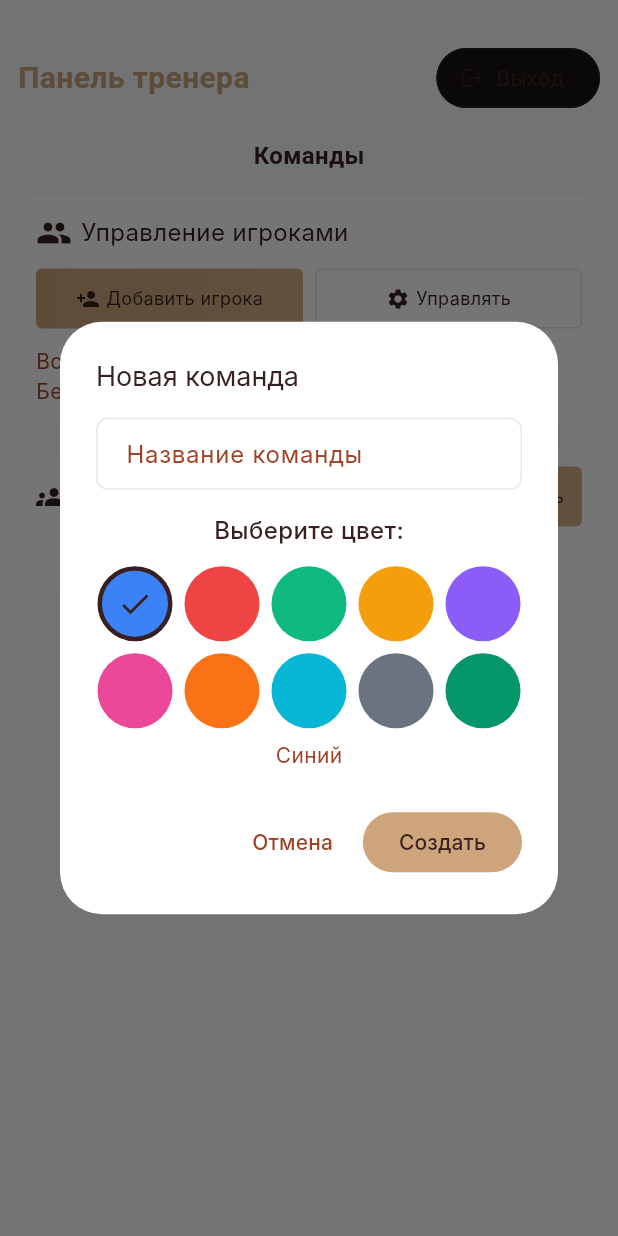
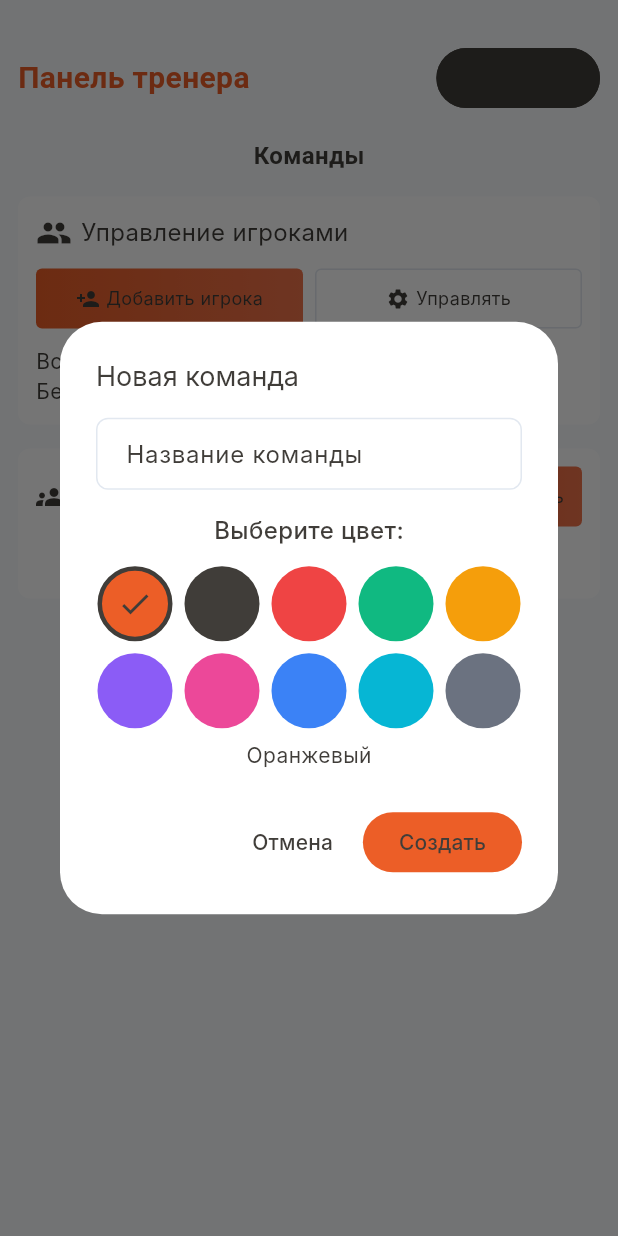
Before and after one commit to kiteatkit/mobile_app, a Flutter app: the CoachDashboardPage screen opened by its route, after a tap on "Добавить", on a phone screen of 412 x 824 dp. Run offline on Flutter 3.47's test engine with Material 3 defaults, Android fonts, the phone set to English and light mode, and no system bars; our stand-ins replace freezed_annotation, go_router, image_picker, mask_text_input_formatter, supabase_flutter, syncfusion_flutter_datagrid; accounts and stored records are empty; Roboto replaces fonts that are missing (Inter, Sangha Kali).

Commit message:
feat: все рыже карее

```diff
--- a/lib/pages/coach_dashboard_page.dart
+++ b/lib/pages/coach_dashboard_page.dart
@@ -22,20 +22,20 @@ class _CoachDashboardPageState extends State<CoachDashboardPage> {
   List<Player> players = [];
   Map<String, double> groupAttendancePercentages = {};
   final nameCtrl = TextEditingController();
-  String selectedColor = '#3B82F6';
+  String selectedColor = '#EC5E27';
 
   // Предустановленные цвета для команд
   static const List<Map<String, dynamic>> predefinedColors = [
-    {'name': 'Синий', 'value': '#3B82F6'},
+    {'name': 'Оранжевый', 'value': '#EC5E27'},
+    {'name': 'Коричневый', 'value': '#403D39'},
     {'name': 'Красный', 'value': '#EF4444'},
     {'name': 'Зеленый', 'value': '#10B981'},
     {'name': 'Желтый', 'value': '#F59E0B'},
     {'name': 'Фиолетовый', 'value': '#8B5CF6'},
     {'name': 'Розовый', 'value': '#EC4899'},
-    {'name': 'Оранжевый', 'value': '#F97316'},
+    {'name': 'Синий', 'value': '#3B82F6'},
     {'name': 'Бирюзовый', 'value': '#06B6D4'},
     {'name': 'Серый', 'value': '#6B7280'},
-    {'name': 'Изумрудный', 'value': '#059669'},
   ];
 
   // Контроллеры для добавления игрока
@@ -146,7 +146,7 @@ class _CoachDashboardPageState extends State<CoachDashboardPage> {
   Widget build(BuildContext context) {
     if (loading) {
       return const Scaffold(
-        backgroundColor: Color(0xFF0F0C0B),
+        backgroundColor: Color(0xFF403D39),
         body: Center(child: CircularProgressIndicator()),
       );
     }
@@ -180,9 +180,9 @@ class _CoachDashboardPageState extends State<CoachDashboardPage> {
                               style: OutlinedButton.styleFrom(
                                 foregroundColor: UI.textPrimary,
                                 side: const BorderSide(
-                                  color: Color(0xFF24201E),
+                                  color: Color(0xFF403D39),
                                 ),
-                                backgroundColor: const Color(0xFF171412),
+                                backgroundColor: const Color(0xFF403D39),
                               ),
                               onPressed: () => context.go('/'),
                               icon: const Icon(Icons.logout, size: 16),
@@ -213,8 +213,8 @@ class _CoachDashboardPageState extends State<CoachDashboardPage> {
                         OutlinedButton.icon(
                           style: OutlinedButton.styleFrom(
                             foregroundColor: UI.textPrimary,
-                            side: const BorderSide(color: Color(0xFF24201E)),
-                            backgroundColor: const Color(0xFF171412),
+                            side: const BorderSide(color: Color(0xFF403D39)),
+                            backgroundColor: const Color(0xFF403D39),
                           ),
                           onPressed: () => context.go('/'),
                           icon: const Icon(Icons.logout, size: 16),
@@ -573,7 +573,7 @@ class _CoachDashboardPageState extends State<CoachDashboardPage> {
                                                   ),
                                                   PopupMenuButton<String>(
                                                     color: const Color(
-                                                      0xFF171412,
+                                                      0xFF403D39,
                                                     ),
                                                     icon: const Icon(
                                                       Icons.more_vert,
@@ -627,7 +627,7 @@ class _CoachDashboardPageState extends State<CoachDashboardPage> {
                                                                 const Icon(
                                                                   Icons.person,
                                                                   color: Color(
-                                                                    0xFFFF8A00,
+                                                                    0xFFEC5E27,
                                                                   ),
                                                                 ),
                                                                 const SizedBox(
@@ -644,7 +644,7 @@ class _CoachDashboardPageState extends State<CoachDashboardPage> {
                                                                   'Игроков',
                                                                   style: TextStyle(
                                                                     color: Color(
-                                                                      0xFF9A9A9A,
+                                                                      0xFF403D39,
                                                                     ),
                                                                     fontSize:
                                                                         12,
@@ -675,7 +675,7 @@ class _CoachDashboardPageState extends State<CoachDashboardPage> {
                                                                   'Посещаемость',
                                                                   style: TextStyle(
                                                                     color: Color(
-                                                                      0xFF9A9A9A,
+                                                                      0xFF403D39,
                                                                     ),
                                                                     fontSize:
                                                                         12,
@@ -697,7 +697,7 @@ class _CoachDashboardPageState extends State<CoachDashboardPage> {
                                                             Icon(
                                                               Icons.person,
                                                               color: Color(
-                                                                0xFFFF8A00,
+                                                                0xFFEC5E27,
                                                               ),
                                                             ),
                                                             SizedBox(height: 4),
@@ -716,7 +716,7 @@ class _CoachDashboardPageState extends State<CoachDashboardPage> {
                                                               'Игроков',
                                                               style: TextStyle(
                                                                 color: Color(
-                                                                  0xFF9A9A9A,
+                                                                  0xFF403D39,
                                                                 ),
                                                                 fontSize: 12,
                                                               ),
@@ -748,7 +748,7 @@ class _CoachDashboardPageState extends State<CoachDashboardPage> {
                                                               'Посещаемость',
                                                               style: TextStyle(
                                                                 color: Color(
-                                                                  0xFF9A9A9A,
+                                                                  0xFF403D39,
                                                                 ),
                                                                 fontSize: 12,
                                                               ),
@@ -779,7 +779,7 @@ class _CoachDashboardPageState extends State<CoachDashboardPage> {
                                                         Icons.military_tech,
                                                         size: 14,
                                                         color: Color(
-                                                          0xFFFF8A00,
+                                                          0xFFEC5E27,
                                                         ),
                                                       ),
                                                       const SizedBox(width: 4),
@@ -793,11 +793,11 @@ class _CoachDashboardPageState extends State<CoachDashboardPage> {
                                                       const SizedBox(width: 4),
                                                       Expanded(
                                                         child: Text(
-                                                          '${members.first.name} • ${members.first.total_points} очков за месяц',
-                                                          style:
-                                                              const TextStyle(
+                                                              '${members.first.name} • ${members.first.total_points} очков за месяц',
+                                                              style:
+                                                                  const TextStyle(
                                                                 color: Color(
-                                                                  0xFF9A9A9A,
+                                                                  0xFF403D39,
                                                                 ),
                                                                 fontSize: 12,
                                                               ),
@@ -830,13 +830,13 @@ class _CoachDashboardPageState extends State<CoachDashboardPage> {
 
   Color _parseColor(String hex) {
     final value =
-        int.tryParse(hex.replaceFirst('#', ''), radix: 16) ?? 0x3B82F6;
+        int.tryParse(hex.replaceFirst('#', ''), radix: 16) ?? 0xEC5E27;
     return Color(0xFF000000 | value);
   }
 
   Future<void> _openCreateGroupDialog() async {
     nameCtrl.clear();
-    selectedColor = '#3B82F6';
+    selectedColor = '#EC5E27';
     await showDialog(
       context: context,
       builder: (context) => StatefulBuilder(
--- a/lib/pages/player_dashboard_page.dart
+++ b/lib/pages/player_dashboard_page.dart
@@ -1115,7 +1115,7 @@ class _RankingRow extends StatelessWidget {
 
   Color _parseColor(String hex) {
     final value =
-        int.tryParse(hex.replaceFirst('#', ''), radix: 16) ?? 0x3B82F6;
+        int.tryParse(hex.replaceFirst('#', ''), radix: 16) ?? 0xEC5E27;
     return Color(0xFF000000 | value);
   }
 }
--- a/lib/ui/ui_constants.dart
+++ b/lib/ui/ui_constants.dart
@@ -8,27 +8,23 @@ class UI {
   static const Color border = Color(0xFFE2E8F0); // Светлые границы
   static const Color surface = Color(0xFFF1F5F9); // Поверхность для акцентов
 
-  // Коричневая цветовая палитра
-  static const Color primary = Color(0xFFCDA47B); // Светло-коричневый основной
-  static const Color primaryGlow = Color(0xFFD4B08A); // Светлый коричневый
-  static const Color secondary = Color(
-    0xFF9F4125,
-  ); // Темно-коричневый для текста
-  static const Color accent = Color(0xFFCDA47B); // Коричневый акцент
+  // Новая цветовая палитра с акцентами #EC5E27 и #403D39
+  static const Color primary = Color(0xFFEC5E27); // Оранжевый основной
+  static const Color primaryGlow = Color(0xFFF0734A); // Светлый оранжевый
+  static const Color secondary = Color(0xFF403D39); // Темно-коричневый для текста
+  static const Color accent = Color(0xFFEC5E27); // Оранжевый акцент
   static const Color success = Color(0xFF48BB78); // Зеленый успех
-  static const Color warning = Color(
-    0xFF9F4125,
-  ); // Темно-коричневое предупреждение
+  static const Color warning = Color(0xFFEC5E27); // Оранжевое предупреждение
   static const Color info = Color(0xFF4299E1); // Синяя информация
 
-  static const Color muted = Color(0xFF9F4125); // Приглушенный текст
+  static const Color muted = Color(0xFF403D39); // Приглушенный текст
   static const Color white = Colors.white;
-  static const Color black = Color(0xFF382020); // Очень темно-коричневый текст
+  static const Color black = Color(0xFF403D39); // Темно-коричневый текст
 
   // Текстовые цвета для лучшей читаемости
-  static const Color textPrimary = Color(0xFF382020); // Основной текст
-  static const Color textSecondary = Color(0xFF9F4125); // Вторичный текст
-  static const Color textMuted = Color(0xFF9F4125); // Приглушенный текст
+  static const Color textPrimary = Color(0xFF403D39); // Основной текст
+  static const Color textSecondary = Color(0xFF403D39); // Вторичный текст
+  static const Color textMuted = Color(0xFF403D39); // Приглушенный текст
 
   // Радиусы
   static const double radiusLg = 8;
@@ -58,21 +54,21 @@ class UI {
 
   // Тени
   static const BoxShadow cardShadow = BoxShadow(
-    color: Color(0x0A382020),
+    color: Color(0x0A403D39),
     blurRadius: 20,
     offset: Offset(0, 4),
     spreadRadius: 0,
   );
 
   static const BoxShadow cardShadowHover = BoxShadow(
-    color: Color(0x14382020),
+    color: Color(0x14403D39),
     blurRadius: 30,
     offset: Offset(0, 8),
     spreadRadius: 0,
   );
 
   static const BoxShadow buttonShadow = BoxShadow(
-    color: Color(0x1A382020),
+    color: Color(0x1A403D39),
     blurRadius: 12,
     offset: Offset(0, 4),
     spreadRadius: 0,
--- a/lib/widgets/group_selection_dialog.dart
+++ b/lib/widgets/group_selection_dialog.dart
@@ -127,7 +127,7 @@ class _GroupOption extends StatelessWidget {
 
   Color _parseColor(String hex) {
     final value =
-        int.tryParse(hex.replaceFirst('#', ''), radix: 16) ?? 0x3B82F6;
+        int.tryParse(hex.replaceFirst('#', ''), radix: 16) ?? 0xEC5E27;
     return Color(0xFF000000 | value);
   }
 }
```
